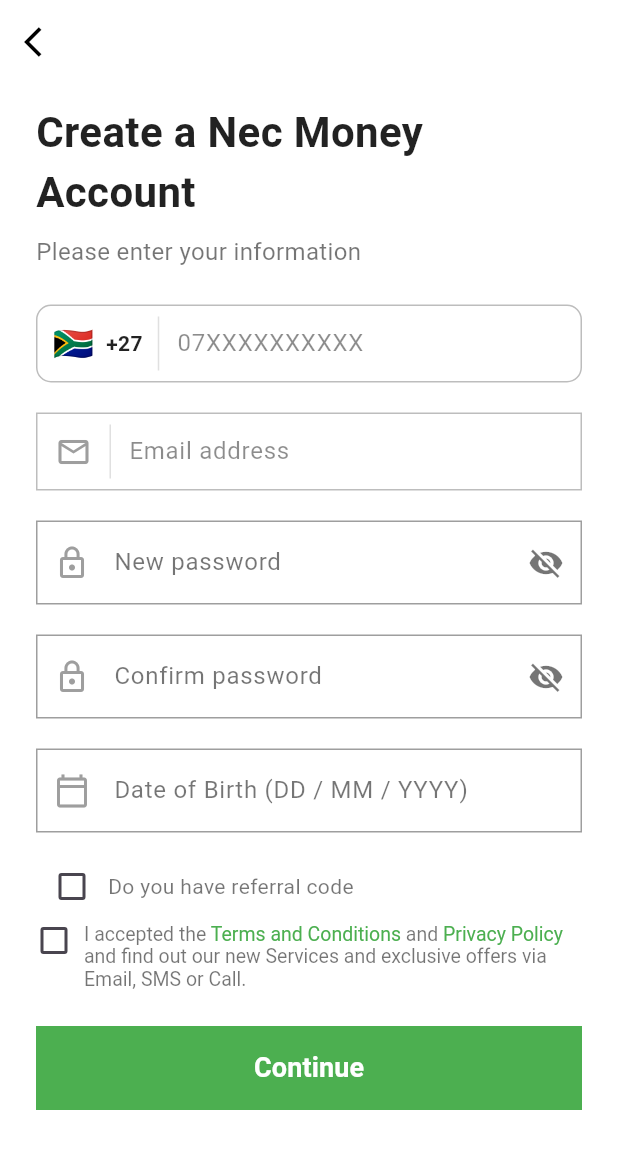
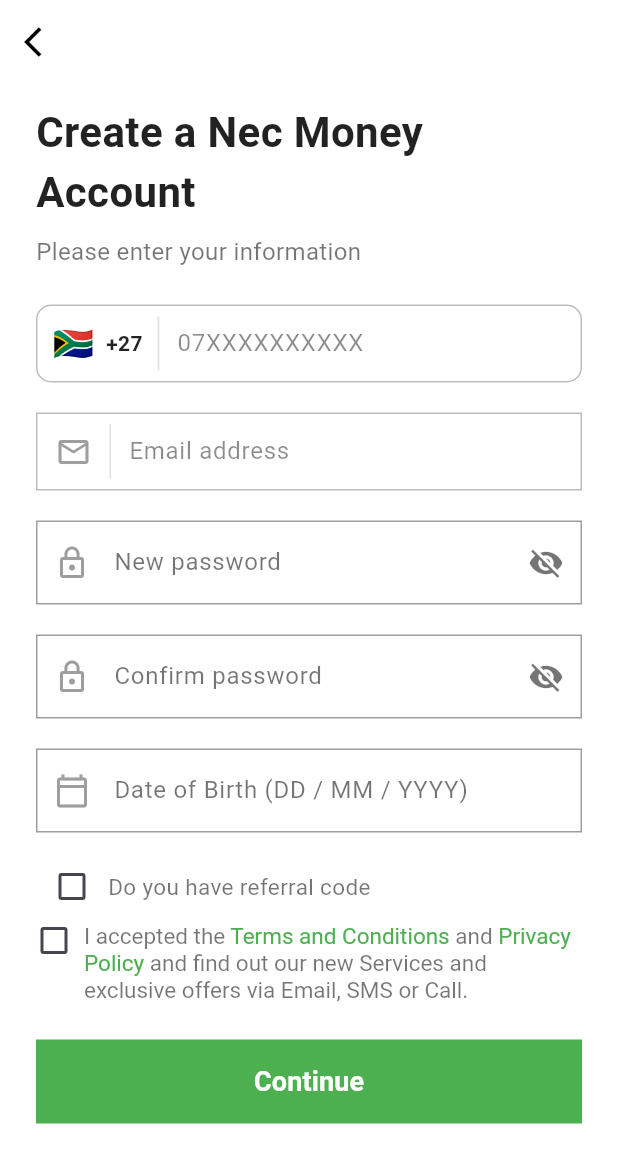
Before and after one commit to RkTushar/nec_app, a Flutter app: the SignupScreen2 screen opened directly, on a phone screen of 412 x 824 dp. Shown: the top 1163 px of the screen. Run offline on Flutter 3.47's test engine with Material 3 defaults, Android fonts, the phone set to English and light mode, and no system bars.

Commit message:
Update signup_screen_2.dart

```diff
--- a/nec_app/lib/screens/auth/signup_screen_2.dart
+++ b/nec_app/lib/screens/auth/signup_screen_2.dart
@@ -1,5 +1,4 @@
 import 'package:flutter/material.dart';
-import 'package:flutter/services.dart';
 import 'package:nec_app/widgets/custom_datepicker.dart';
 
 // Assuming these are your custom widgets
@@ -261,7 +260,7 @@ class _SignupScreen2State extends State<SignupScreen2> {
                     const Expanded(
                       child: Text(
                         'Do you have referral code',
-                        style: TextStyle(color: Colors.black54),
+                        style: TextStyle(color: Colors.black54, fontSize: 15),
                       ),
                     ),
                   ],
@@ -305,7 +304,7 @@ class _SignupScreen2State extends State<SignupScreen2> {
                         text: TextSpan(
                           style: const TextStyle(
                             color: Colors.black54,
-                            fontSize: 13,
+                            fontSize: 15,
                           ),
                           children: <TextSpan>[
                             const TextSpan(text: 'I accepted the '),
```
